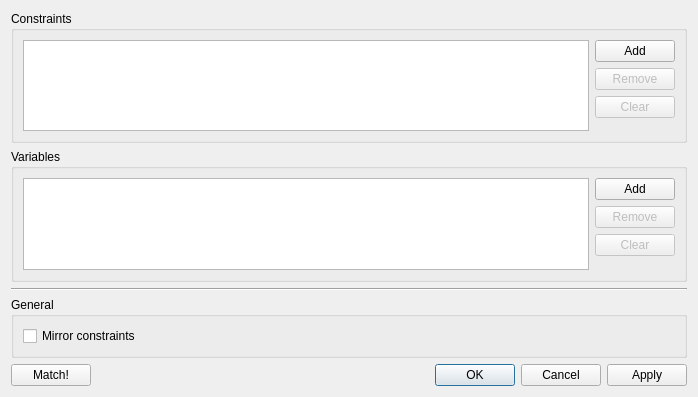
Before: the Qt Designer form madqt/widget/match.ui in hibtc/madgui, drawn with Qt 5.
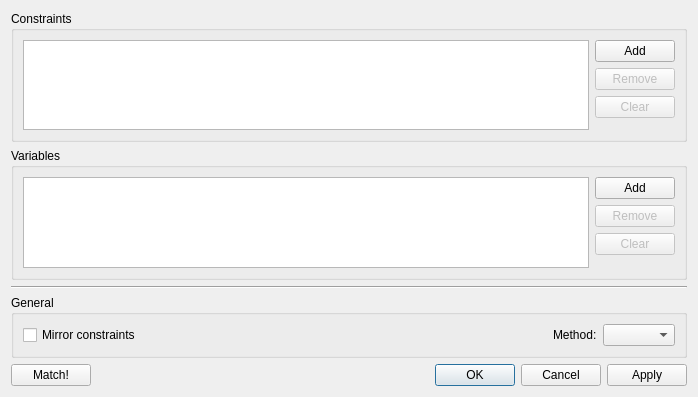
After: the same form once the commit is applied. Custom widgets are drawn as their Qt base class.

Commit message: Add stub input control to select match algorithm

Patch:
```diff
--- a/madqt/widget/match.ui
+++ b/madqt/widget/match.ui
@@ -143,6 +143,29 @@
         </property>
        </widget>
       </item>
+      <item row="0" column="1">
+       <spacer>
+        <property name="orientation">
+         <enum>Qt::Horizontal</enum>
+        </property>
+        <property name="sizeHint" stdset="0">
+         <size>
+          <width>40</width>
+          <height>20</height>
+         </size>
+        </property>
+       </spacer>
+      </item>
+      <item row="0" column="2">
+       <widget class="QLabel" name="label">
+        <property name="text">
+         <string>Method:</string>
+        </property>
+       </widget>
+      </item>
+      <item row="0" column="3">
+       <widget class="QComboBox" name="combo_method"/>
+      </item>
      </layout>
     </widget>
    </item>
```
